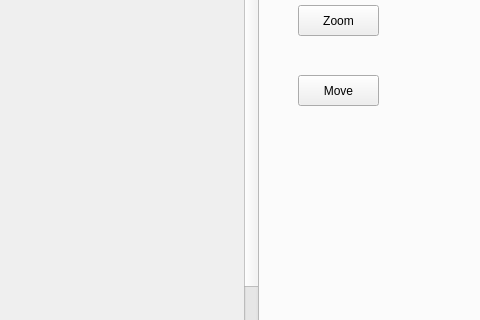
Before: the Qt Designer form mainwindow.ui in Zrealshadow/digitalpicture, drawn with Qt 5; both pictures show x 644 to 1124 and y 81 to 401 of the 1124 by 758 pixel window.
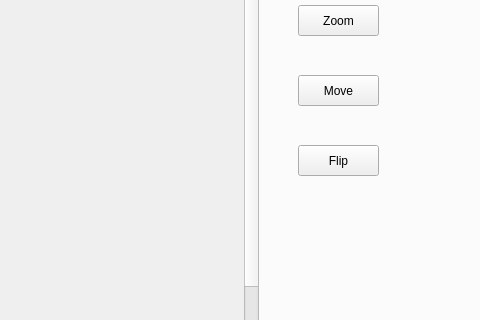
After: the same form once the commit is applied. Custom widgets are drawn as their Qt base class.

The edit to the form file:
```diff
--- a/mainwindow.ui
+++ b/mainwindow.ui
@@ -1505,6 +1505,19 @@
        <string>Move</string>
       </property>
      </widget>
+     <widget class="QPushButton" name="space_Flip">
+      <property name="geometry">
+       <rect>
+        <x>940</x>
+        <y>200</y>
+        <width>81</width>
+        <height>31</height>
+       </rect>
+      </property>
+      <property name="text">
+       <string>Flip</string>
+      </property>
+     </widget>
     </widget>
    </widget>
   </widget>
```
